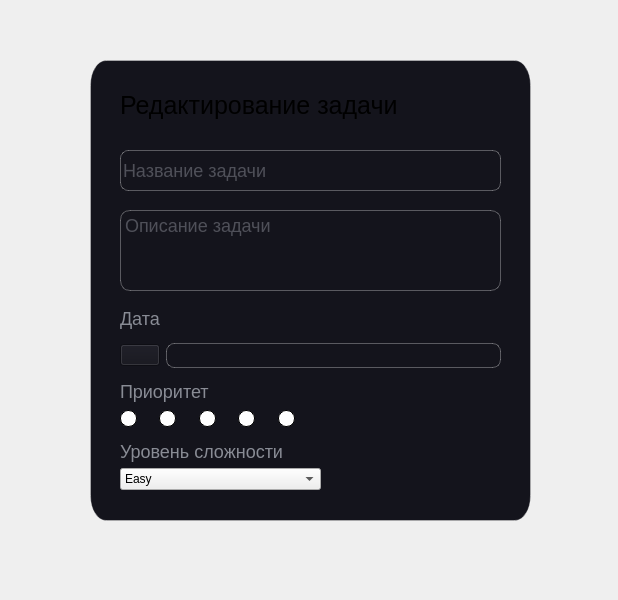
Before: the Qt Designer form edit_card.ui in IgorXov/Yandex_Project, drawn with Qt 5.
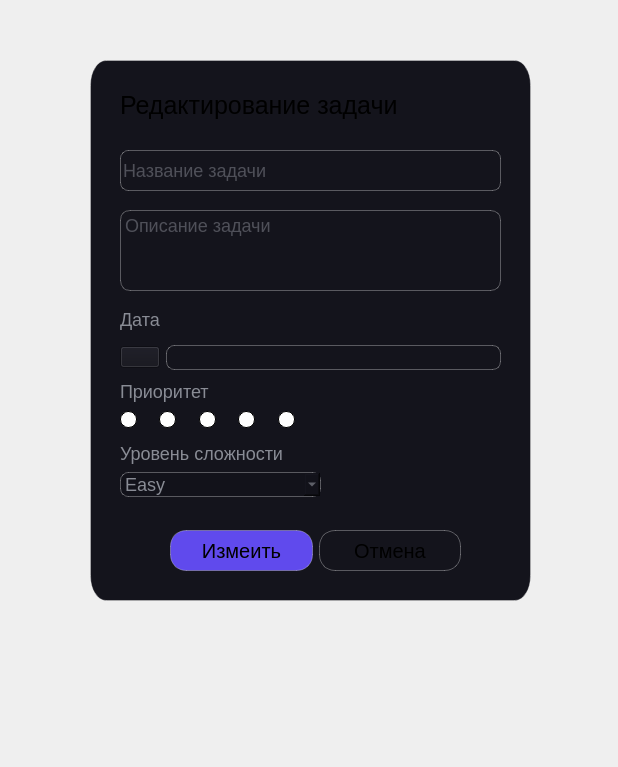
After: the same form once the commit is applied. Icons and pictures are not drawn.

Patch:
```diff
--- a/edit_card.ui
+++ b/edit_card.ui
@@ -7,7 +7,7 @@
     <x>0</x>
     <y>0</y>
     <width>618</width>
-    <height>600</height>
+    <height>767</height>
    </rect>
   </property>
   <property name="focusPolicy">
@@ -31,7 +31,7 @@
      <x>90</x>
      <y>60</y>
      <width>441</width>
-     <height>461</height>
+     <height>541</height>
     </rect>
    </property>
    <property name="whatsThis">
@@ -65,7 +65,7 @@
 }
 QRadioButton::indicator:checked{
 	background: orange;
-	border: 2px solid #666666;
+	border: 1px solid #666666;
 }</string>
    </property>
    <property name="frameShape">
@@ -133,13 +133,13 @@
      <string>Описание задачи</string>
     </property>
    </widget>
-   <widget class="QWidget" name="">
+   <widget class="QWidget" name="layoutWidget">
     <property name="geometry">
      <rect>
       <x>30</x>
       <y>320</y>
       <width>191</width>
-      <height>49</height>
+      <height>50</height>
      </rect>
     </property>
     <layout class="QVBoxLayout" name="verticalLayout">
@@ -285,13 +285,13 @@
      </item>
     </layout>
    </widget>
-   <widget class="QWidget" name="">
+   <widget class="QWidget" name="layoutWidget">
     <property name="geometry">
      <rect>
       <x>30</x>
       <y>240</y>
       <width>381</width>
-      <height>68</height>
+      <height>70</height>
      </rect>
     </property>
     <layout class="QVBoxLayout" name="verticalLayout_2">
@@ -335,13 +335,13 @@
      </item>
     </layout>
    </widget>
-   <widget class="QWidget" name="">
+   <widget class="QWidget" name="layoutWidget">
     <property name="geometry">
      <rect>
       <x>30</x>
       <y>380</y>
       <width>201</width>
-      <height>50</height>
+      <height>57</height>
      </rect>
     </property>
     <layout class="QVBoxLayout" name="verticalLayout_3">
@@ -359,13 +359,17 @@
      <item>
       <widget class="QComboBox" name="comboBox">
        <property name="styleSheet">
-        <string notr="true">QCombobox {
+        <string notr="true">QComboBox {
 	background-color: #12121a;
 	font-size: 18px;
 	color: #898c95;
 	border-radius: 8px;
 	border: 1px solid rgba(255,255,255,0.3);
 }
+
+QComboBox QAbstarctItemView {
+	background: black;
+}
 QComboBox:on {
 	border: 2px solid rgb(96, 74, 237);
 	outline: 2px solid rgba(127,90,240, 0.20);
@@ -397,6 +401,61 @@
      </item>
     </layout>
    </widget>
+   <widget class="QWidget" name="layoutWidget">
+    <property name="geometry">
+     <rect>
+      <x>80</x>
+      <y>470</y>
+      <width>291</width>
+      <height>41</height>
+     </rect>
+    </property>
+    <layout class="QHBoxLayout" name="horizontalLayout_3">
+     <item>
+      <widget class="QPushButton" name="pushButton_2">
+       <property name="sizePolicy">
+        <sizepolicy hsizetype="Minimum" vsizetype="Preferred">
+         <horstretch>0</horstretch>
+         <verstretch>0</verstretch>
+        </sizepolicy>
+       </property>
+       <property name="styleSheet">
+        <string notr="true">background: rgb(96, 74, 237);
+border-radius:16px;
+border: 1px solid rgba(255,255,255,0.3);
+font-size: 20px;</string>
+       </property>
+       <property name="text">
+        <string>Измеить</string>
+       </property>
+       <attribute name="buttonGroup">
+        <string notr="true">buttonGroup_2</string>
+       </attribute>
+      </widget>
+     </item>
+     <item>
+      <widget class="QPushButton" name="pushButton_3">
+       <property name="sizePolicy">
+        <sizepolicy hsizetype="Minimum" vsizetype="Preferred">
+         <horstretch>0</horstretch>
+         <verstretch>0</verstretch>
+        </sizepolicy>
+       </property>
+       <property name="styleSheet">
+        <string notr="true">border: 1px solid rgba(255,255,255,0.3);
+border-radius : 16px ;
+font-size: 20px;</string>
+       </property>
+       <property name="text">
+        <string>Отмена</string>
+       </property>
+       <attribute name="buttonGroup">
+        <string notr="true">buttonGroup_2</string>
+       </attribute>
+      </widget>
+     </item>
+    </layout>
+   </widget>
   </widget>
  </widget>
  <resources/>
```
Left out of the diff: 12 changed lines with no effect on the pictures.
